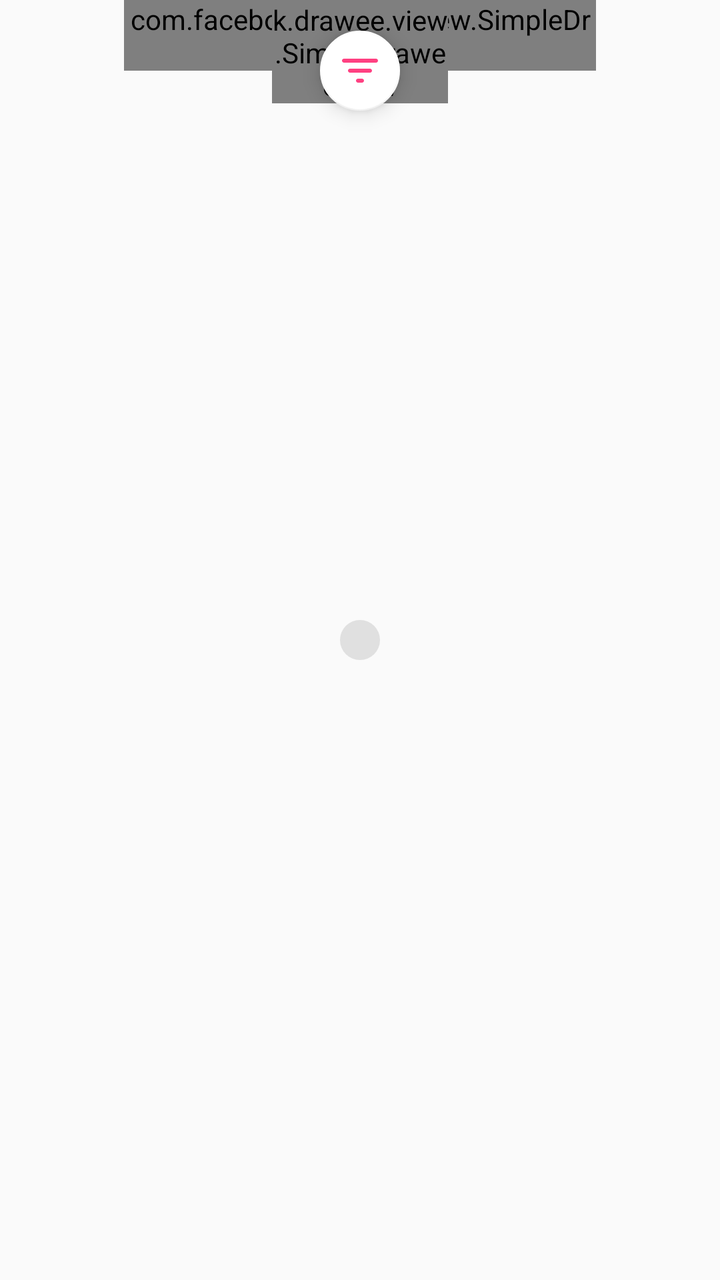
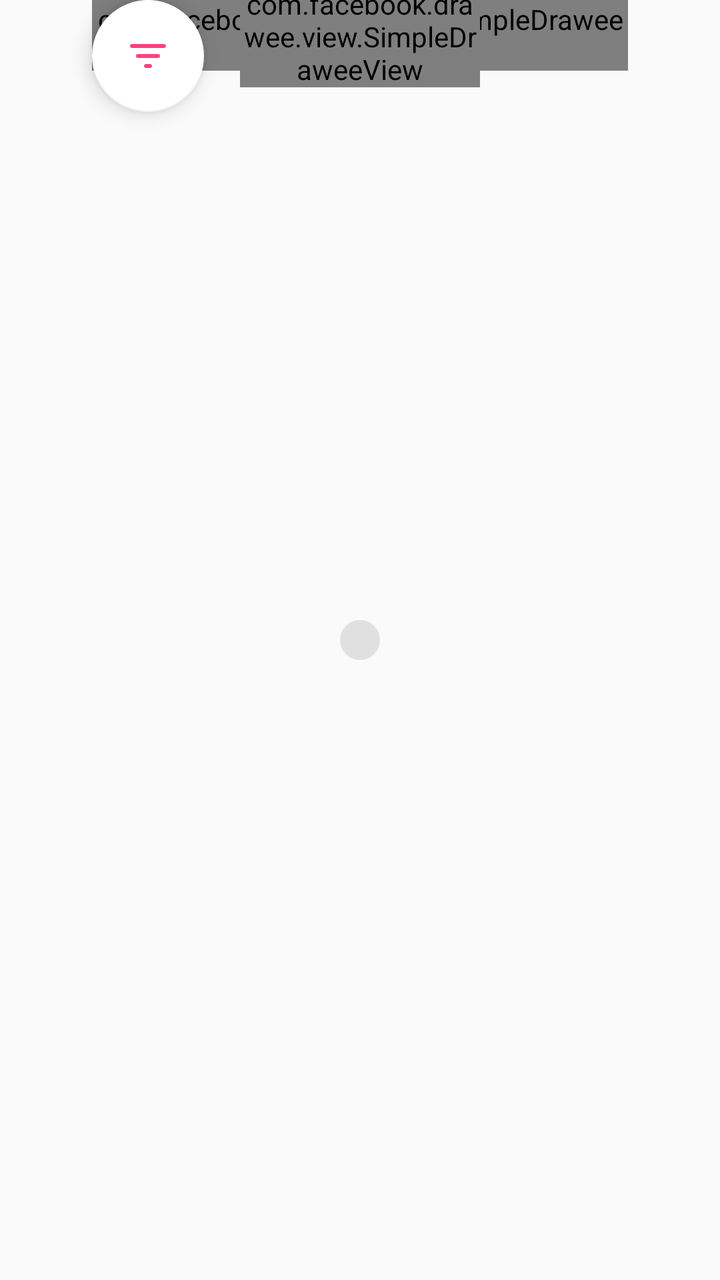

Screens rendered from an Android XML layout before and after an edit, with the pre-edit source and the edit as a unified diff.
<!-- AndroidManifest.xml: application theme AppTheme.Translucent -->
<!-- res/layout/item_player_cover.xml -->
<?xml version="1.0" encoding="utf-8"?>
<android.support.constraint.ConstraintLayout
    xmlns:android="http://schemas.android.com/apk/res/android"
    xmlns:app="http://schemas.android.com/apk/res-auto"
    xmlns:fresco="http://schemas.android.com/apk/res-auto"
    android:layout_width="match_parent"
    android:layout_height="wrap_content"
    android:layout_centerInParent="true"
    android:background="@color/transparent">

    <com.facebook.drawee.view.SimpleDraweeView
        android:id="@+id/player_cover_background_disc"
        android:layout_width="match_parent"
        android:layout_height="wrap_content"
        android:layout_marginStart="62dp"
        android:layout_marginEnd="62dp"
        fresco:actualImageResource="@drawable/disk_background"
        fresco:layout_constraintEnd_toEndOf="parent"
        fresco:layout_constraintStart_toStartOf="parent"
        fresco:layout_constraintTop_toTopOf="parent"
        fresco:placeholderImageScaleType="fitCenter"
        fresco:viewAspectRatio="1" />

    
    <com.facebook.drawee.view.SimpleDraweeView
        android:id="@+id/player_song_cover_art"
        android:layout_width="match_parent"
        android:layout_height="wrap_content"
        android:layout_marginStart="136dp"
        android:layout_marginEnd="136dp"
        android:background="@color/transparent"
        app:layout_constraintBottom_toBottomOf="@+id/player_cover_background_disc"
        fresco:layout_constraintTop_toTopOf="@+id/player_cover_background_disc"
        fresco:placeholderImageScaleType="fitCenter"
        fresco:roundAsCircle="true"
        fresco:viewAspectRatio="1" />

    <ImageView
        android:layout_width="20dp"
        android:layout_height="20dp"
        android:background="@color/transparent"
        android:src="@drawable/circle_grey_grey_e0"
        fresco:layout_constraintBottom_toBottomOf="parent"
        fresco:layout_constraintEnd_toEndOf="parent"
        fresco:layout_constraintStart_toStartOf="parent"
        fresco:layout_constraintTop_toTopOf="parent" />

    <android.support.design.widget.FloatingActionButton
        android:id="@+id/lyrics_btn"
        android:layout_width="wrap_content"
        android:layout_height="wrap_content"
        android:src="@drawable/ic_filter_list_24dp"
        android:tint="@color/colorAccent"
        app:backgroundTint="@color/white"
        app:fabSize="mini"
        app:layout_constraintTop_toBottomOf="@id/player_cover_background_disc"
        app:layout_constraintBottom_toBottomOf="@id/player_cover_background_disc"
        app:layout_constraintStart_toStartOf="@id/player_cover_background_disc"
        app:layout_constraintEnd_toEndOf="@id/player_cover_background_disc" />

</android.support.constraint.ConstraintLayout>
<!-- resources referenced by this layout -->
<resources>
  <color name="colorAccent">#FF4081</color>
  <color name="transparent">#00000000</color>
  <color name="white">#FFFFFF</color>
  <!-- drawable circle_grey_grey_e0 (drawable) -->
  <?xml version="1.0" encoding="utf-8"?>
  <shape xmlns:android="http://schemas.android.com/apk/res/android"
      android:shape="oval">
      <solid android:color="@color/grey_e0"/>
  </shape>
  <!-- drawable disk_background: png bitmap (drawable, 343042 bytes) -->
  <!-- drawable ic_filter_list_24dp (drawable) -->
  <vector xmlns:android="http://schemas.android.com/apk/res/android"
      android:width="24dp"
      android:height="24dp"
      android:viewportWidth="24"
      android:viewportHeight="24">
    <path
        android:fillColor="#FF000000"
        android:pathData="M11,18h2c0.55,0 1,-0.45 1,-1s-0.45,-1 -1,-1h-2c-0.55,0 -1,0.45 -1,1s0.45,1 1,1zM3,7c0,0.55 0.45,1 1,1h16c0.55,0 1,-0.45 1,-1s-0.45,-1 -1,-1L4,6c-0.55,0 -1,0.45 -1,1zM7,13h10c0.55,0 1,-0.45 1,-1s-0.45,-1 -1,-1L7,11c-0.55,0 -1,0.45 -1,1s0.45,1 1,1z"/>
  </vector>
  <style name="AppTheme.Translucent" parent="Theme.AppCompat.Light.NoActionBar">
          <item name="colorPrimary">@color/colorPrimary</item>
          <item name="colorPrimaryDark">@color/colorPrimaryDark</item>
          <item name="colorAccent">@color/colorAccent</item>
  
          <item name="windowActionBarOverlay">true</item>
          <item name="android:windowTranslucentStatus">true</item>
          <item name="android:statusBarColor">@android:color/transparent</item>
          <item name="android:windowDrawsSystemBarBackgrounds">true</item>
      </style>
  <color name="grey_e0">#e0e0e0</color>
  <color name="colorPrimary">#3F51B5</color>
  <color name="colorPrimaryDark">#303F9F</color>
</resources>

<!-- the commit's change to res/layout/item_player_cover.xml (unified diff, before → after) -->
@@ -1,5 +1,5 @@
 <?xml version="1.0" encoding="utf-8"?>
-<android.support.constraint.ConstraintLayout
+<androidx.constraintlayout.widget.ConstraintLayout
     xmlns:android="http://schemas.android.com/apk/res/android"
     xmlns:app="http://schemas.android.com/apk/res-auto"
     xmlns:fresco="http://schemas.android.com/apk/res-auto"
@@ -8,12 +8,22 @@
     android:layout_centerInParent="true"
     android:background="@color/transparent">
 
+    <com.google.android.material.floatingactionbutton.FloatingActionButton
+        android:id="@+id/lyrics_btn"
+        android:layout_width="wrap_content"
+        android:layout_height="wrap_content"
+        android:src="@drawable/ic_filter_list_24dp"
+        android:tint="@color/colorAccent"
+        app:backgroundTint="@color/white"
+        app:layout_constraintStart_toStartOf="@id/player_cover_background_disc"
+        app:layout_constraintTop_toTopOf="@id/player_cover_background_disc" />
+
     <com.facebook.drawee.view.SimpleDraweeView
         android:id="@+id/player_cover_background_disc"
         android:layout_width="match_parent"
         android:layout_height="wrap_content"
-        android:layout_marginStart="62dp"
-        android:layout_marginEnd="62dp"
+        android:layout_marginStart="46dp"
+        android:layout_marginEnd="46dp"
         fresco:actualImageResource="@drawable/disk_background"
         fresco:layout_constraintEnd_toEndOf="parent"
         fresco:layout_constraintStart_toStartOf="parent"
@@ -21,13 +31,12 @@
         fresco:placeholderImageScaleType="fitCenter"
         fresco:viewAspectRatio="1" />
 
-    
     <com.facebook.drawee.view.SimpleDraweeView
         android:id="@+id/player_song_cover_art"
         android:layout_width="match_parent"
         android:layout_height="wrap_content"
-        android:layout_marginStart="136dp"
-        android:layout_marginEnd="136dp"
+        android:layout_marginStart="120dp"
+        android:layout_marginEnd="120dp"
         android:background="@color/transparent"
         app:layout_constraintBottom_toBottomOf="@+id/player_cover_background_disc"
         fresco:layout_constraintTop_toTopOf="@+id/player_cover_background_disc"
@@ -45,17 +54,62 @@
         fresco:layout_constraintStart_toStartOf="parent"
         fresco:layout_constraintTop_toTopOf="parent" />
 
-    <android.support.design.widget.FloatingActionButton
-        android:id="@+id/lyrics_btn"
-        android:layout_width="wrap_content"
-        android:layout_height="wrap_content"
-        android:src="@drawable/ic_filter_list_24dp"
-        android:tint="@color/colorAccent"
-        app:backgroundTint="@color/white"
-        app:fabSize="mini"
-        app:layout_constraintTop_toBottomOf="@id/player_cover_background_disc"
+    <LinearLayout
+        android:id="@+id/seek_previous"
+        android:layout_width="0dp"
+        android:layout_height="0dp"
         app:layout_constraintBottom_toBottomOf="@id/player_cover_background_disc"
-        app:layout_constraintStart_toStartOf="@id/player_cover_background_disc"
-        app:layout_constraintEnd_toEndOf="@id/player_cover_background_disc" />
+        app:layout_constraintEnd_toStartOf="@id/seek_next"
+        app:layout_constraintStart_toStartOf="parent"
+        app:layout_constraintTop_toTopOf="@id/player_cover_background_disc"
+        android:orientation="vertical"
+        android:gravity="center"
+        android:background="@color/transparent"
+        android:alpha="0">
 
-</android.support.constraint.ConstraintLayout>
+        <ImageView
+            android:layout_width="wrap_content"
+            android:layout_height="wrap_content"
+            android:src="@drawable/ic_skip_previous_24dp"
+            android:tint="@color/white"
+            android:background="@color/transparent" />
+
+        <TextView
+            android:layout_width="wrap_content"
+            android:layout_height="wrap_content"
+            android:text="10 seconds"
+            android:textColor="@color/white"
+            android:background="@color/transparent" />
+
+    </LinearLayout>
+
+    <LinearLayout
+        android:id="@+id/seek_next"
+        android:layout_width="0dp"
+        android:layout_height="0dp"
+        app:layout_constraintStart_toEndOf="@id/seek_previous"
+        app:layout_constraintEnd_toEndOf="parent"
+        app:layout_constraintTop_toTopOf="@id/player_cover_background_disc"
+        app:layout_constraintBottom_toBottomOf="@id/player_cover_background_disc"
+        android:orientation="vertical"
+        android:gravity="center"
+        android:background="@color/transparent"
+        android:alpha="0">
+
+        <ImageView
+            android:layout_width="wrap_content"
+            android:layout_height="wrap_content"
+            android:src="@drawable/ic_skip_next_24dp"
+            android:tint="@color/white"
+            android:background="@color/transparent" />
+
+        <TextView
+            android:layout_width="wrap_content"
+            android:layout_height="wrap_content"
+            android:text="10 seconds"
+            android:textColor="@color/white"
+            android:background="@color/transparent" />
+
+    </LinearLayout>
+
+</androidx.constraintlayout.widget.ConstraintLayout>
<!-- resource entries referenced after the edit -->
@@ -20,6 +20,26 @@
         android:fillColor="#FF000000"
         android:pathData="M11,18h2c0.55,0 1,-0.45 1,-1s-0.45,-1 -1,-1h-2c-0.55,0 -1,0.45 -1,1s0.45,1 1,1zM3,7c0,0.55 0.45,1 1,1h16c0.55,0 1,-0.45 1,-1s-0.45,-1 -1,-1L4,6c-0.55,0 -1,0.45 -1,1zM7,13h10c0.55,0 1,-0.45 1,-1s-0.45,-1 -1,-1L7,11c-0.55,0 -1,0.45 -1,1s0.45,1 1,1z"/>
   </vector>
+  <!-- drawable ic_skip_next_24dp (drawable) -->
+  <vector xmlns:android="http://schemas.android.com/apk/res/android"
+      android:width="24dp"
+      android:height="24dp"
+      android:viewportWidth="24"
+      android:viewportHeight="24">
+    <path
+        android:fillColor="#FF000000"
+        android:pathData="M7.58,16.89l5.77,-4.07c0.56,-0.4 0.56,-1.24 0,-1.63L7.58,7.11C6.91,6.65 6,7.12 6,7.93v8.14C6,16.88 6.91,17.35 7.58,16.89zM16,7v10c0,0.55 0.45,1 1,1h0c0.55,0 1,-0.45 1,-1V7c0,-0.55 -0.45,-1 -1,-1h0C16.45,6 16,6.45 16,7z"/>
+  </vector>
+  <!-- drawable ic_skip_previous_24dp (drawable) -->
+  <vector xmlns:android="http://schemas.android.com/apk/res/android"
+      android:width="24dp"
+      android:height="24dp"
+      android:viewportWidth="24"
+      android:viewportHeight="24">
+    <path
+        android:fillColor="#FF000000"
+        android:pathData="M7,6L7,6c0.55,0 1,0.45 1,1v10c0,0.55 -0.45,1 -1,1h0c-0.55,0 -1,-0.45 -1,-1V7C6,6.45 6.45,6 7,6zM10.66,12.82l5.77,4.07c0.66,0.47 1.58,-0.01 1.58,-0.82V7.93c0,-0.81 -0.91,-1.28 -1.58,-0.82l-5.77,4.07C10.09,11.58 10.09,12.42 10.66,12.82z"/>
+  </vector>
   <style name="AppTheme.Translucent" parent="Theme.AppCompat.Light.NoActionBar">
           <item name="colorPrimary">@color/colorPrimary</item>
           <item name="colorPrimaryDark">@color/colorPrimaryDark</item>
